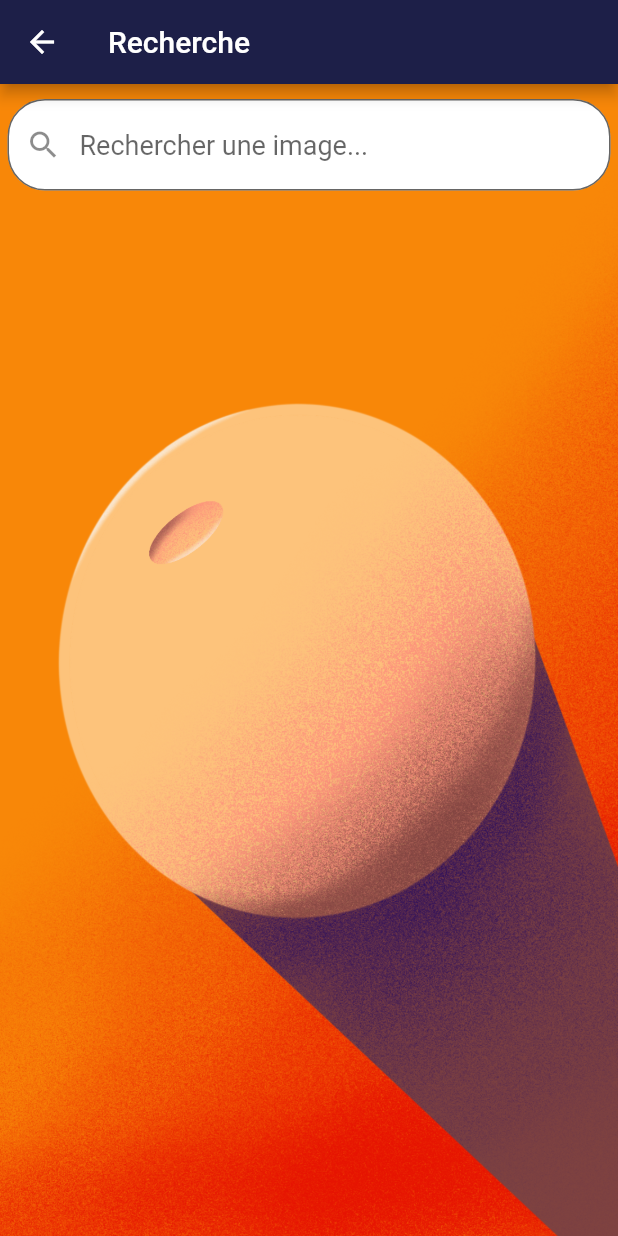
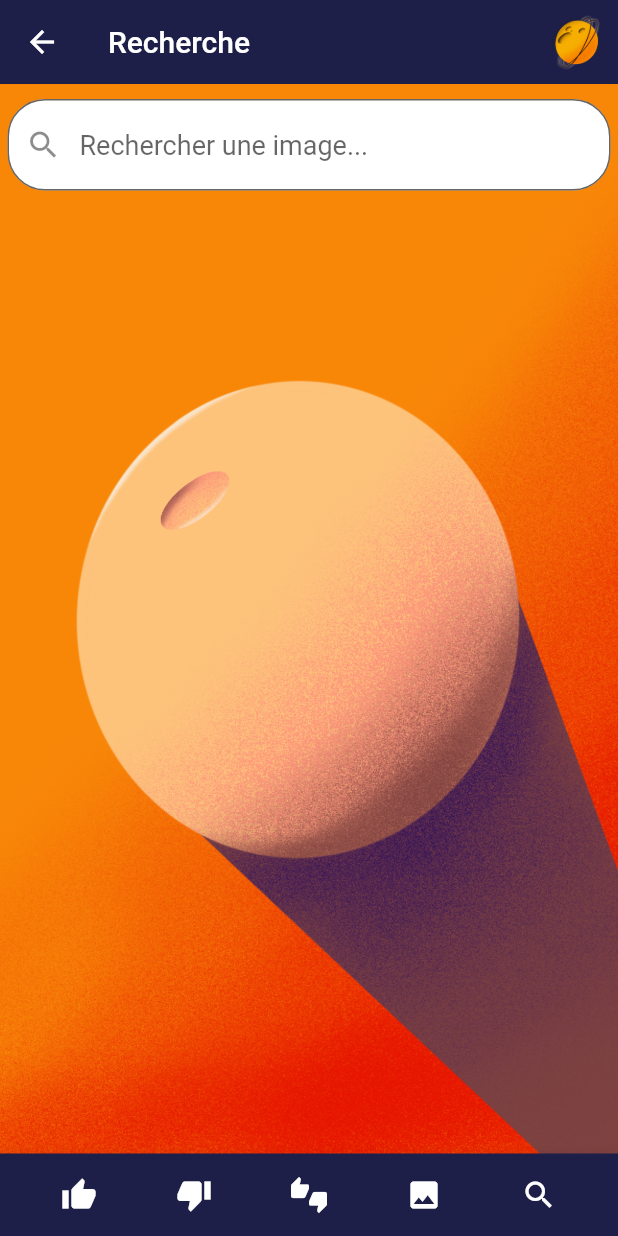
Before and after one commit to Brukols/Newspacepers, a Flutter app: the screen it shows after launch, item 5 of the bottom bar chosen, on a phone screen of 412 x 824 dp. Run offline on Flutter 3.47's test engine with Material 2 defaults, Android fonts, the phone set to English and light mode, and no system bars; our stand-ins replace transparent_image, webview_flutter; missing offline and left inert: webfeed; network calls fail; Roboto replaces fonts that are missing (Raleway).

Commit message:
Modify top and bottom bar for Searc hImageRoute

```diff
--- a/epi_space/lib/SearchImages/SearchImagesRoute.dart
+++ b/epi_space/lib/SearchImages/SearchImagesRoute.dart
@@ -1,21 +1,91 @@
+import 'package:epi_space/ImageDayRoute/ImageDayRoute.dart';
 import 'package:flutter/material.dart';
 import 'package:epi_space/http/HttpService.dart';
 import 'package:transparent_image/transparent_image.dart';
 import 'package:epi_space/news/MyWebView.dart';
+import 'package:epi_space/news/NewsRssRoute.dart';
+import 'package:epi_space/fakenews/fetch_fake_news.dart';
+import 'package:epi_space/quizz/quizz.dart';
 
 class SearchImagesRoute extends StatelessWidget
 {
+
     @override
     Widget build(BuildContext context) {
+
+        final topAppBar = AppBar(
+            elevation: 0.1,
+            backgroundColor: Color.fromRGBO(29, 31, 72, 1.0),
+            title: Text("Recherche"),
+            actions: <Widget>[
+                Image(
+                    image: AssetImage("assets/icon/logo.png")
+                )
+            ],
+        );
+
+        final makeBottom = Container(
+            height: 55.0,
+            child: BottomAppBar(
+                color: Color.fromRGBO(29, 31, 72, 1.0),
+                child: Row(
+                    mainAxisAlignment: MainAxisAlignment.spaceEvenly,
+                    children: <Widget>[
+                        IconButton(
+                            icon: Icon(Icons.thumb_up, color: Colors.white),
+                            onPressed: () {
+                                Navigator.push(
+                                    context,
+                                    MaterialPageRoute(builder: (context) => NewsRssRoute()),
+                                );
+                            },
+                        ),
+                        IconButton(
+                            icon: Icon(Icons.thumb_down, color: Colors.white),
+                            onPressed: () {
+                                Navigator.push(
+                                    context,
+                                    MaterialPageRoute(builder: (context) =>
+                                        ListPage(title: 'Fake News')),
+                                );
+                            },
+                        ),
+                        IconButton(
+                            icon: Icon(Icons.thumbs_up_down, color: Colors.white),
+                            onPressed: () {
+                                Navigator.push(
+                                    context,
+                                    MaterialPageRoute(builder: (context) => Quizz()),
+                                );
+                            },
+                        ),
+                        IconButton(
+                            icon: Icon(Icons.image, color: Colors.white),
+                            onPressed: () {
+                                Navigator.push(
+                                    context,
+                                    MaterialPageRoute(builder: (context) => ImageDayRoute()),
+                                );
+                            },
+                        ),
+                        IconButton(
+                            icon: Icon(Icons.search, color: Colors.white),
+                            onPressed: () {
+                            },
+                        )
+                    ],
+                ),
+            ),
+        );
+
         return Scaffold(
-            appBar: AppBar(
-                title: Text("Recherche"),
-            ),
+            appBar: topAppBar,
             body: SafeArea(
                 child: Center(
                     child: ViewSearchImage(),
                 ),
             ),
+            bottomNavigationBar: makeBottom,
         );
   }
 }
```
